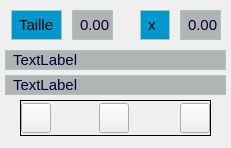
First picture: the form in bil.ui, repository IIazertyuiopII/PAPPL_Pyside, before the edit.
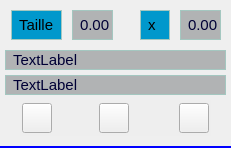
Second picture: the form after the edit. Icons and pictures are not drawn.

```diff
--- a/bil.ui
+++ b/bil.ui
@@ -17,13 +17,14 @@
    <string notr="true">#GroupBox{
 
 	border-style : none;	
+	border-bottom : 2px solid blue;
 
 }
 
 #groupBox{
 
-	border : 1px solid black;
 	border-radius : 0px;
+	background : #eee;
 
 }
 
@@ -142,7 +143,7 @@
    <widget class="QToolButton" name="der">
     <property name="geometry">
      <rect>
-      <x>1</x>
+      <x>2</x>
       <y>3</y>
       <width>30</width>
       <height>30</height>
@@ -182,7 +183,7 @@
    <widget class="QToolButton" name="copy">
     <property name="geometry">
      <rect>
-      <x>160</x>
+      <x>159</x>
       <y>3</y>
       <width>30</width>
       <height>30</height>
```
